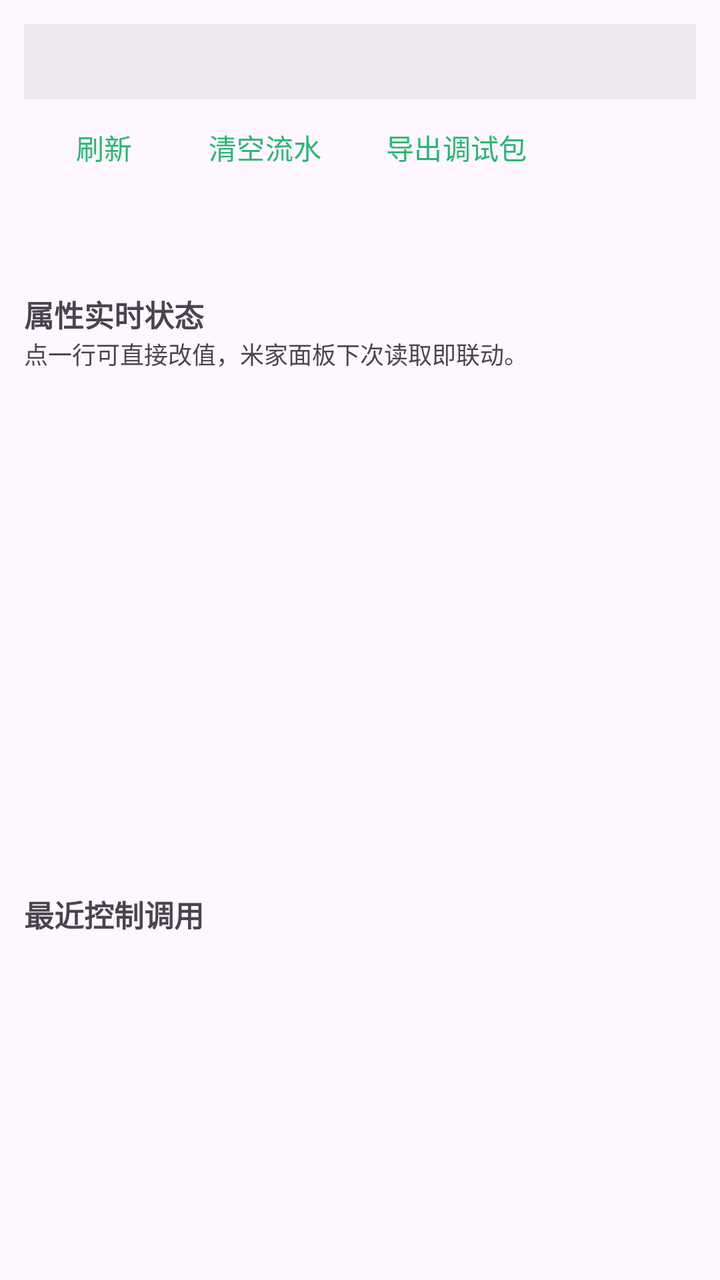
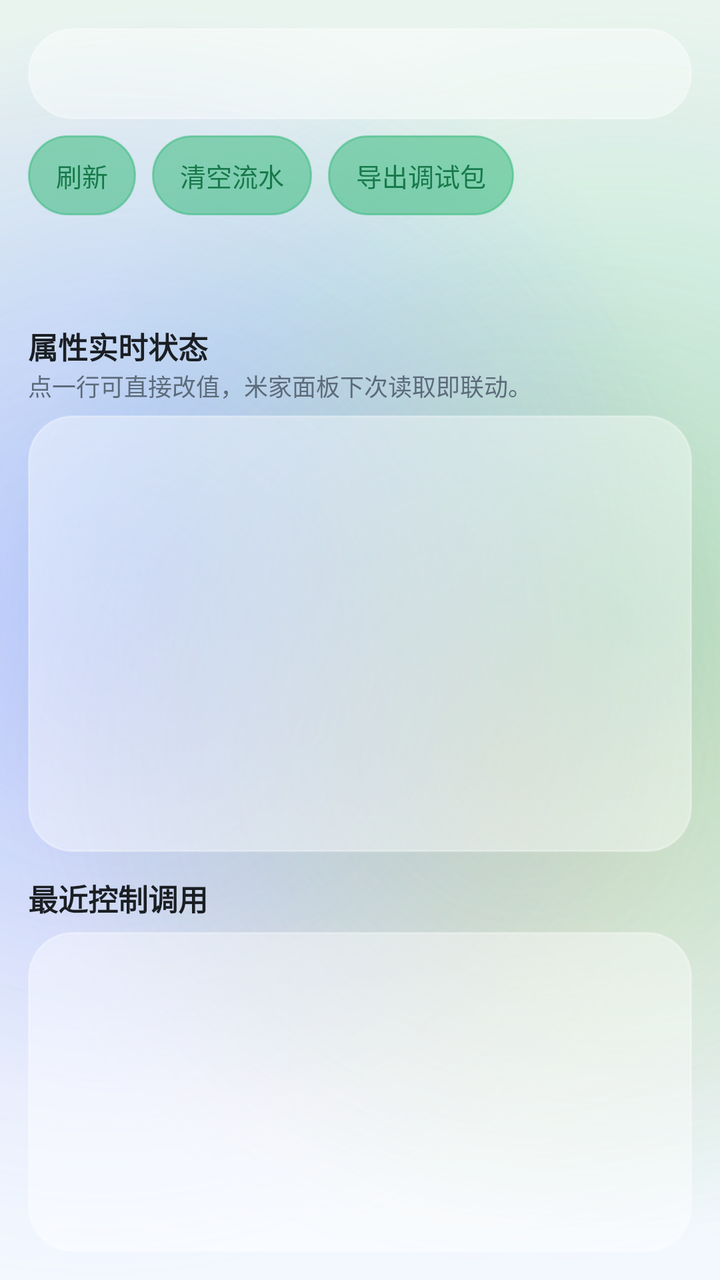

The first picture is an Android layout as it rendered before a commit; the second is the same layout after the commit. The layout source and the unified diff follow.
<!-- AndroidManifest.xml: application theme Theme.MijiaSim -->
<!-- res/layout/activity_debug.xml -->
<?xml version="1.0" encoding="utf-8"?>
<LinearLayout xmlns:android="http://schemas.android.com/apk/res/android"
    android:layout_width="match_parent"
    android:layout_height="match_parent"
    android:orientation="vertical"
    android:padding="12dp">

    <TextView
        android:id="@+id/debug_status"
        android:layout_width="match_parent"
        android:layout_height="wrap_content"
        android:background="@color/status_bg"
        android:padding="10dp"
        android:textSize="13sp" />

    <LinearLayout
        android:layout_width="match_parent"
        android:layout_height="wrap_content"
        android:gravity="center_vertical"
        android:orientation="horizontal">

        <Button
            android:id="@+id/btn_refresh"
            style="?android:attr/buttonBarButtonStyle"
            android:layout_width="wrap_content"
            android:layout_height="wrap_content"
            android:text="@string/action_refresh" />

        <Button
            android:id="@+id/btn_clear_log"
            style="?android:attr/buttonBarButtonStyle"
            android:layout_width="wrap_content"
            android:layout_height="wrap_content"
            android:text="@string/action_clear_calls" />

        <Button
            android:id="@+id/btn_dump"
            style="?android:attr/buttonBarButtonStyle"
            android:layout_width="wrap_content"
            android:layout_height="wrap_content"
            android:text="@string/action_dump_debug" />
    </LinearLayout>

    <TextView
        android:id="@+id/report_summary"
        android:layout_width="match_parent"
        android:layout_height="wrap_content"
        android:paddingTop="6dp"
        android:textSize="13sp"
        android:textStyle="bold" />

    <TextView
        android:id="@+id/report_list"
        android:layout_width="match_parent"
        android:layout_height="wrap_content"
        android:fontFamily="monospace"
        android:maxLines="10"
        android:scrollbars="vertical"
        android:textSize="11sp" />

    <TextView
        android:layout_width="match_parent"
        android:layout_height="wrap_content"
        android:paddingTop="10dp"
        android:text="@string/title_live_state"
        android:textSize="15sp"
        android:textStyle="bold" />

    <TextView
        android:id="@+id/live_state_hint"
        android:layout_width="match_parent"
        android:layout_height="wrap_content"
        android:text="@string/hint_tap_prop"
        android:textSize="12sp" />

    <ScrollView
        android:layout_width="match_parent"
        android:layout_height="0dp"
        android:layout_weight="1">

        <LinearLayout
            android:id="@+id/state_container"
            android:layout_width="match_parent"
            android:layout_height="wrap_content"
            android:orientation="vertical" />
    </ScrollView>

    <TextView
        android:layout_width="match_parent"
        android:layout_height="wrap_content"
        android:paddingTop="8dp"
        android:text="@string/title_recent_calls"
        android:textSize="15sp"
        android:textStyle="bold" />

    <TextView
        android:id="@+id/call_log_list"
        android:layout_width="match_parent"
        android:layout_height="160dp"
        android:fontFamily="monospace"
        android:scrollbars="vertical"
        android:textSize="11sp" />

</LinearLayout>
<!-- resources referenced by this layout -->
<resources>
  <color name="status_bg">#22888888</color>
  <style name="Theme.MijiaSim" parent="Theme.Material3.DayNight">
          <item name="colorPrimary">@color/accent</item>
          <item name="android:statusBarColor">@android:color/transparent</item>
      </style>
  <!-- unchanged entries left out for length: 7 -->
</resources>

<!-- the commit's change to res/layout/activity_debug.xml (unified diff, before → after) -->
@@ -3,41 +3,46 @@
     android:layout_width="match_parent"
     android:layout_height="match_parent"
     android:orientation="vertical"
-    android:padding="12dp">
+    android:padding="14dp">
 
     <TextView
         android:id="@+id/debug_status"
         android:layout_width="match_parent"
         android:layout_height="wrap_content"
-        android:background="@color/status_bg"
-        android:padding="10dp"
+        android:background="@drawable/bg_glass_card_soft"
+        android:lineSpacingExtra="2dp"
+        android:padding="14dp"
+        android:textColor="@color/ink"
         android:textSize="13sp" />
 
     <LinearLayout
         android:layout_width="match_parent"
         android:layout_height="wrap_content"
+        android:layout_marginTop="8dp"
         android:gravity="center_vertical"
         android:orientation="horizontal">
 
         <Button
             android:id="@+id/btn_refresh"
-            style="?android:attr/buttonBarButtonStyle"
+            style="@style/Widget.MijiaSim.Button.Pill"
             android:layout_width="wrap_content"
             android:layout_height="wrap_content"
             android:text="@string/action_refresh" />
 
         <Button
             android:id="@+id/btn_clear_log"
-            style="?android:attr/buttonBarButtonStyle"
+            style="@style/Widget.MijiaSim.Button.Pill"
             android:layout_width="wrap_content"
             android:layout_height="wrap_content"
+            android:layout_marginStart="8dp"
             android:text="@string/action_clear_calls" />
 
         <Button
             android:id="@+id/btn_dump"
-            style="?android:attr/buttonBarButtonStyle"
+            style="@style/Widget.MijiaSim.Button.Pill"
             android:layout_width="wrap_content"
             android:layout_height="wrap_content"
+            android:layout_marginStart="8dp"
             android:text="@string/action_dump_debug" />
     </LinearLayout>
 
@@ -45,7 +50,8 @@
         android:id="@+id/report_summary"
         android:layout_width="match_parent"
         android:layout_height="wrap_content"
-        android:paddingTop="6dp"
+        android:paddingTop="10dp"
+        android:textColor="@color/ink"
         android:textSize="13sp"
         android:textStyle="bold" />
 
@@ -56,13 +62,15 @@
         android:fontFamily="monospace"
         android:maxLines="10"
         android:scrollbars="vertical"
+        android:textColor="@color/ink_muted"
         android:textSize="11sp" />
 
     <TextView
         android:layout_width="match_parent"
         android:layout_height="wrap_content"
-        android:paddingTop="10dp"
+        android:paddingTop="12dp"
         android:text="@string/title_live_state"
+        android:textColor="@color/ink"
         android:textSize="15sp"
         android:textStyle="bold" />
 
@@ -71,12 +79,16 @@
         android:layout_width="match_parent"
         android:layout_height="wrap_content"
         android:text="@string/hint_tap_prop"
+        android:textColor="@color/ink_muted"
         android:textSize="12sp" />
 
     <ScrollView
         android:layout_width="match_parent"
         android:layout_height="0dp"
-        android:layout_weight="1">
+        android:layout_marginTop="6dp"
+        android:layout_weight="1"
+        android:background="@drawable/bg_glass_card_soft"
+        android:padding="10dp">
 
         <LinearLayout
             android:id="@+id/state_container"
@@ -88,8 +100,9 @@
     <TextView
         android:layout_width="match_parent"
         android:layout_height="wrap_content"
-        android:paddingTop="8dp"
+        android:paddingTop="12dp"
         android:text="@string/title_recent_calls"
+        android:textColor="@color/ink"
         android:textSize="15sp"
         android:textStyle="bold" />
 
@@ -97,8 +110,12 @@
         android:id="@+id/call_log_list"
         android:layout_width="match_parent"
         android:layout_height="160dp"
+        android:layout_marginTop="6dp"
+        android:background="@drawable/bg_glass_card_soft"
         android:fontFamily="monospace"
+        android:padding="10dp"
         android:scrollbars="vertical"
+        android:textColor="@color/ink_muted"
         android:textSize="11sp" />
 
 </LinearLayout>
<!-- resource entries referenced after the edit -->
@@ -1,10 +1,225 @@
 <!-- resources referenced by this layout -->
 <resources>
-  <color name="status_bg">#22888888</color>
-  <style name="Theme.MijiaSim" parent="Theme.Material3.DayNight">
+  <color name="ink">#FF1B1F24</color>
+  <color name="ink_muted">#FF5C6B7A</color>
+  <!-- drawable bg_glass_card_soft (drawable) -->
+  <?xml version="1.0" encoding="utf-8"?>
+  <shape xmlns:android="http://schemas.android.com/apk/res/android"
+      android:shape="rectangle">
+      <solid android:color="@color/glass_soft" />
+      <corners android:radius="22dp" />
+      <stroke
+          android:width="1dp"
+          android:color="@color/glass_stroke_soft" />
+  </shape>
+  <style name="Widget.MijiaSim.Button.Pill" parent="Widget.AppCompat.Button.Borderless">
+          <item name="android:background">@drawable/bg_glass_pill</item>
+          <item name="android:textColor">@color/button_text</item>
+          <item name="android:textAllCaps">false</item>
+          <item name="android:textSize">13sp</item>
+          <item name="android:minWidth">0dp</item>
+          <item name="android:minHeight">40dp</item>
+          <item name="android:paddingLeft">14dp</item>
+          <item name="android:paddingRight">14dp</item>
+          <item name="android:stateListAnimator">@null</item>
+      </style>
+  <style name="Theme.MijiaSim" parent="Theme.Material3.Light">
           <item name="colorPrimary">@color/accent</item>
+          <item name="colorOnPrimary">@android:color/white</item>
+          <item name="colorSecondary">@color/accent_deep</item>
+          <item name="colorControlActivated">@color/accent</item>
+          <item name="colorAccent">@color/accent_deep</item>
+  
+          <item name="android:colorBackground">@color/liquid_sky</item>
+          <item name="android:windowBackground">@drawable/bg_liquid</item>
+          <item name="android:textColorPrimary">@color/ink</item>
+          <item name="android:textColorSecondary">@color/ink_muted</item>
+          <item name="android:textColorHint">@color/ink_muted</item>
+  
+          
+          <item name="android:windowDrawsSystemBarBackgrounds">true</item>
           <item name="android:statusBarColor">@android:color/transparent</item>
-      </style>
+          <item name="android:navigationBarColor">@android:color/transparent</item>
+          <item name="android:windowLightStatusBar">true</item>
+          <item name="android:windowLightNavigationBar">true</item>
+  
+          
+          <item name="actionBarStyle">@style/Widget.MijiaSim.ActionBar</item>
+          <item name="actionBarTheme">@style/ThemeOverlay.MijiaSim.ActionBar</item>
+          <item name="alertDialogTheme">@style/ThemeOverlay.MijiaSim.Dialog</item>
+      </style>
+  <color name="glass_soft">#66FFFFFF</color>
+  <color name="glass_stroke_soft">#4DFFFFFF</color>
+  <!-- drawable bg_glass_pill (drawable) -->
+  <?xml version="1.0" encoding="utf-8"?>
+  <selector xmlns:android="http://schemas.android.com/apk/res/android">
+      <item
+          android:state_enabled="true"
+          android:state_pressed="true">
+          <shape android:shape="rectangle">
+              <solid android:color="@color/pill_pressed" />
+              <corners android:radius="99dp" />
+              <stroke
+                  android:width="1dp"
+                  android:color="@color/glass_stroke" />
+          </shape>
+      </item>
+      <item android:state_enabled="false">
+          <shape android:shape="rectangle">
+              <solid android:color="@color/pill_disabled" />
+              <corners android:radius="99dp" />
+              <stroke
+                  android:width="1dp"
+                  android:color="@color/glass_stroke_soft" />
+          </shape>
+      </item>
+      <item>
+          <shape android:shape="rectangle">
+              <solid android:color="@color/pill_fill" />
+              <corners android:radius="99dp" />
+              <stroke
+                  android:width="1dp"
+                  android:color="@color/glass_stroke" />
+          </shape>
+      </item>
+  </selector>
+  <color name="accent_deep">#FF17794A</color>
+  <color name="liquid_sky">#FFF3F8FF</color>
+  <!-- drawable bg_liquid (drawable) -->
+  <?xml version="1.0" encoding="utf-8"?>
+  <layer-list xmlns:android="http://schemas.android.com/apk/res/android">
+  
+      <item>
+          <shape android:shape="rectangle">
+              <gradient
+                  android:angle="90"
+                  android:endColor="@color/liquid_mist"
+                  android:startColor="@color/liquid_sky" />
+          </shape>
+      </item>
+  
+      <item
+          android:width="620dp"
+          android:height="620dp"
+          android:gravity="top|left">
+          <shape android:shape="oval">
+              <gradient
+                  android:endColor="@android:color/transparent"
+                  android:gradientRadius="310dp"
+                  android:startColor="@color/blob_mint"
+                  android:type="radial" />
+          </shape>
+      </item>
+  
+      <item
+          android:width="560dp"
+          android:height="560dp"
+          android:gravity="top|right">
+          <shape android:shape="oval">
+              <gradient
+                  android:endColor="@android:color/transparent"
+                  android:gradientRadius="280dp"
+                  android:startColor="@color/blob_blue"
+                  android:type="radial" />
+          </shape>
+      </item>
+  
+      <item
+          android:width="620dp"
+          android:height="620dp"
+          android:gravity="bottom|right">
+          <shape android:shape="oval">
+              <gradient
+                  android:endColor="@android:color/transparent"
+                  android:gradientRadius="310dp"
+                  android:startColor="@color/blob_violet"
+                  android:type="radial" />
+          </shape>
+      </item>
+  
+      <item
+          android:width="520dp"
+          android:height="520dp"
+          android:gravity="bottom|left">
+          <shape android:shape="oval">
+              <gradient
+                  android:endColor="@android:color/transparent"
+                  android:gradientRadius="260dp"
+                  android:startColor="@color/blob_amber"
+                  android:type="radial" />
+          </shape>
+      </item>
+  
+  </layer-list>
+  <style name="Widget.MijiaSim.ActionBar" parent="Widget.AppCompat.ActionBar.Solid">
+          <item name="background">@drawable/bg_glass_bar</item>
+          <item name="elevation">0dp</item>
+          <item name="titleTextStyle">@style/TextAppearance.MijiaSim.ActionBar.Title</item>
+          <item name="subtitleTextStyle">@style/TextAppearance.MijiaSim.ActionBar.Subtitle</item>
+      </style>
+  <style name="ThemeOverlay.MijiaSim.ActionBar" parent="ThemeOverlay.AppCompat.Light">
+          <item name="colorControlNormal">@color/ink</item>
+          <item name="android:textColorPrimary">@color/ink</item>
+      </style>
+  <style name="ThemeOverlay.MijiaSim.Dialog" parent="ThemeOverlay.AppCompat.Dialog.Alert">
+          <item name="android:windowBackground">@drawable/bg_glass_dialog</item>
+          <item name="colorControlNormal">@color/ink_muted</item>
+          <item name="colorControlActivated">@color/accent</item>
+          <item name="colorAccent">@color/accent_deep</item>
+          <item name="android:textColorPrimary">@color/ink</item>
+          <item name="android:textColorSecondary">@color/ink_muted</item>
+      </style>
+  <color name="pill_pressed">#B3FFFFFF</color>
+  <color name="glass_stroke">#80FFFFFF</color>
+  <color name="pill_disabled">#40FFFFFF</color>
+  <color name="pill_fill">#80FFFFFF</color>
+  <color name="liquid_mist">#FFEAF4EF</color>
+  <color name="blob_mint">#552BB673</color>
+  <color name="blob_blue">#4D4C9AFF</color>
+  <color name="blob_violet">#3D8E7CFF</color>
+  <color name="blob_amber">#2EF2A33C</color>
+  <!-- drawable bg_glass_bar (drawable) -->
+  <?xml version="1.0" encoding="utf-8"?>
+  <layer-list xmlns:android="http://schemas.android.com/apk/res/android">
+  
+      <item>
+          <shape android:shape="rectangle">
+              <gradient
+                  android:angle="270"
+                  android:endColor="@color/bar_bottom"
+                  android:startColor="@color/bar_top" />
+          </shape>
+      </item>
+  
+      <item
+          android:height="1dp"
+          android:gravity="bottom">
+          <shape android:shape="rectangle">
+              <solid android:color="@color/glass_stroke" />
+          </shape>
+      </item>
+  
+  </layer-list>
+  <style name="TextAppearance.MijiaSim.ActionBar.Title" parent="TextAppearance.AppCompat.Widget.ActionBar.Title">
+          <item name="android:textColor">@color/ink</item>
+          <item name="android:textSize">19sp</item>
+      </style>
+  <style name="TextAppearance.MijiaSim.ActionBar.Subtitle" parent="TextAppearance.AppCompat.Widget.ActionBar.Subtitle">
+          <item name="android:textColor">@color/ink_muted</item>
+      </style>
+  <!-- drawable bg_glass_dialog (drawable) -->
+  <?xml version="1.0" encoding="utf-8"?>
+  <shape xmlns:android="http://schemas.android.com/apk/res/android"
+      android:shape="rectangle">
+      <solid android:color="@color/dialog_fill" />
+      <corners android:radius="28dp" />
+      <stroke
+          android:width="1dp"
+          android:color="@color/glass_stroke" />
+  </shape>
+  <color name="bar_bottom">#D9FFFFFF</color>
+  <color name="bar_top">#F2FFFFFF</color>
+  <color name="dialog_fill">#F7FFFFFF</color>
   <!-- unchanged entries left out for length: 7 -->
 </resources>
 
